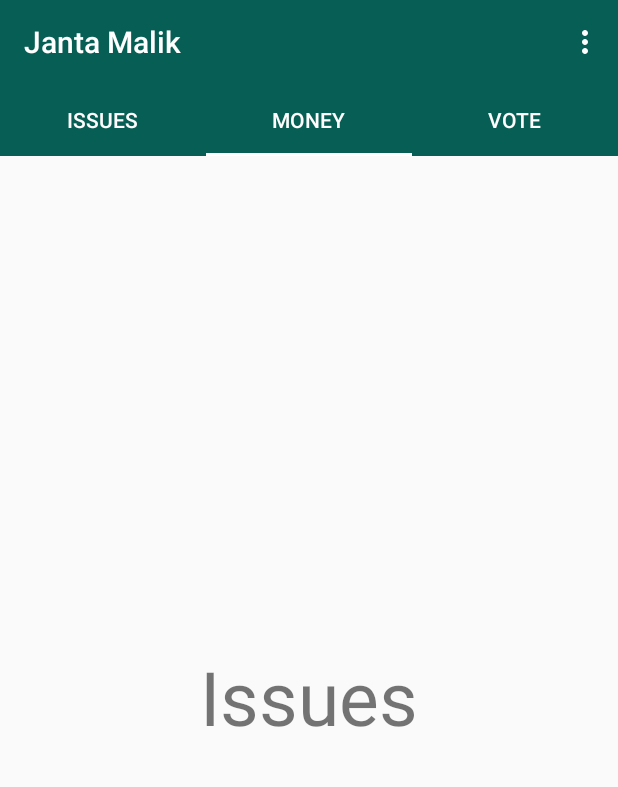
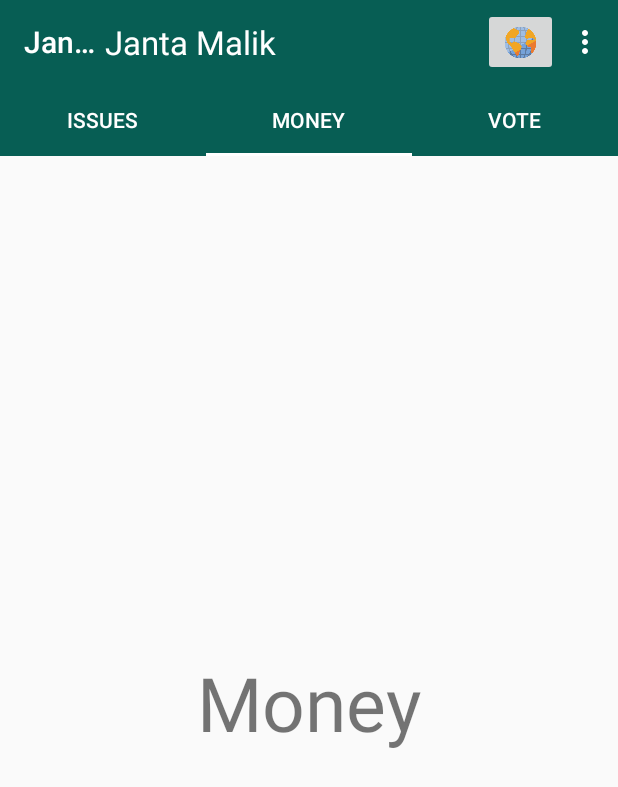
Before and after one commit to SureshKumarShukla79/jantamalik, an Android app: the screen it shows after launch (MainActivity), tab 2 chosen, on a phone screen of 412 x 824 dp. Shown: the top 787 px of the screen. Run offline under Robolectric (Android 15) with nearby library versions, the light colour scheme and no system bars.

Commit message:
Second Push

```diff
--- a/app/src/main/java/filternetfoundation/com/jantamaalik/MainActivity.java
+++ b/app/src/main/java/filternetfoundation/com/jantamaalik/MainActivity.java
@@ -12,6 +12,10 @@
 import android.support.design.widget.TabLayout;
 import android.view.View;
 import android.widget.Toast;
+
+import filternetfoundation.com.jantamaalik.IssuesJava.IssuesFragment;
+import filternetfoundation.com.jantamaalik.MoneyJava.MoneyFragment;
+import filternetfoundation.com.jantamaalik.VoteJava.VoteFragment;
 
 
 public class MainActivity extends AppCompatActivity {
@@ -36,13 +40,24 @@
         final ViewPagerAdapter viewPagerAdapter = new ViewPagerAdapter(getSupportFragmentManager(),
                 tabLayout.getTabCount());
         viewPager.setAdapter(viewPagerAdapter);
-        viewPager.addOnPageChangeListener(new TabLayout.TabLayoutOnPageChangeListener(tabLayout));
-        tabLayout.setOnClickListener(new View.OnClickListener() {
+        viewPager.addOnPageChangeListener(new TabLayout.TabLayoutOnPageChangeListener(tabLayout ));
+        tabLayout.addOnTabSelectedListener(new TabLayout.OnTabSelectedListener() {
             @Override
-            public void onClick(View view) {
-                Toast.makeText(getApplicationContext(), "Drag the screen.", Toast.LENGTH_SHORT).show();
+            public void onTabSelected(TabLayout.Tab tab) {
+                viewPager.setCurrentItem(tab.getPosition());
+            }
+
+            @Override
+            public void onTabUnselected(TabLayout.Tab tab) {
+
+            }
+
+            @Override
+            public void onTabReselected(TabLayout.Tab tab) {
+
             }
         });
+
     }
 
     @Override
@@ -63,4 +78,7 @@
         }
         return super.onOptionsItemSelected(item);
     }
+    public void changeLanguage(View view){
+        Toast.makeText(getApplicationContext(),"Under progress.", Toast.LENGTH_SHORT).show();
+    }
 }
--- a/app/src/main/java/filternetfoundation/com/jantamaalik/ViewPagerAdapter.java
+++ b/app/src/main/java/filternetfoundation/com/jantamaalik/ViewPagerAdapter.java
@@ -1,14 +1,16 @@
 package filternetfoundation.com.jantamaalik;
 
+import android.support.annotation.Nullable;
 import android.support.v4.app.Fragment;
 import android.support.v4.app.FragmentManager;
+import android.support.v4.app.FragmentPagerAdapter;
 import android.support.v4.app.FragmentStatePagerAdapter;
 
 import filternetfoundation.com.jantamaalik.IssuesJava.IssuesFragment;
 import filternetfoundation.com.jantamaalik.MoneyJava.MoneyFragment;
 import filternetfoundation.com.jantamaalik.VoteJava.VoteFragment;
 
-public class ViewPagerAdapter extends FragmentStatePagerAdapter {
+public class ViewPagerAdapter extends FragmentPagerAdapter {
 
     private  int numOfTabs;
 
@@ -36,6 +38,7 @@
         }
     }
 
+
     @Override
     public int getCount() {
         return numOfTabs;
--- a/app/src/main/res/layout/activity_main.xml
+++ b/app/src/main/res/layout/activity_main.xml
@@ -26,8 +26,23 @@
             app:layout_constraintStart_toStartOf="parent"
             app:layout_constraintTop_toTopOf="parent"
             app:layout_scrollFlags="scroll|exitUntilCollapsed"
-            app:title="Janta Malik"
-            app:titleTextColor="#ffffff"></android.support.v7.widget.Toolbar>
+            app:titleTextColor="#ffffff">
+
+            <TextView
+                android:layout_width="wrap_content"
+                android:layout_height="wrap_content"
+                android:textColor="#ffffff"
+                android:text="@string/app_name"
+                android:textSize="22sp"/>
+
+            <ImageButton
+                android:layout_width="50dp"
+                android:layout_height="45dp"
+                android:layout_marginLeft="150dp"
+                android:scaleType="centerCrop"
+                android:src="@drawable/world"
+                android:onClick="changeLanguage"/>
+        </android.support.v7.widget.Toolbar>
 
 
         <android.support.design.widget.TabLayout
@@ -44,7 +59,10 @@
             app:tabGravity="fill"
             app:tabMode="fixed"
             app:tabSelectedTextColor="#ffffff"
-            app:tabTextColor="#ffffff" />
+            app:tabTextColor="#ffffff">
+
+
+        </android.support.design.widget.TabLayout>
     </android.support.design.widget.AppBarLayout>
 
     <android.support.v4.view.ViewPager
--- a/app/src/main/res/values/strings.xml
+++ b/app/src/main/res/values/strings.xml
@@ -1,5 +1,5 @@
 <resources>
-    <string name="app_name">Janta Maalik</string>
+    <string name="app_name">Janta Malik</string>
     <string name="Issues">Issues</string>
     <string name="Money">Money</string>
     <string name="Vote">Vote</string>
```
Also changed, not shown: app/src/main/res/drawable/ic_search_black_24dp.xml (added, +9 -0 lines), app/src/main/res/drawable/language_selection_icon.jpg (added), app/src/main/res/drawable/world.png (added).
